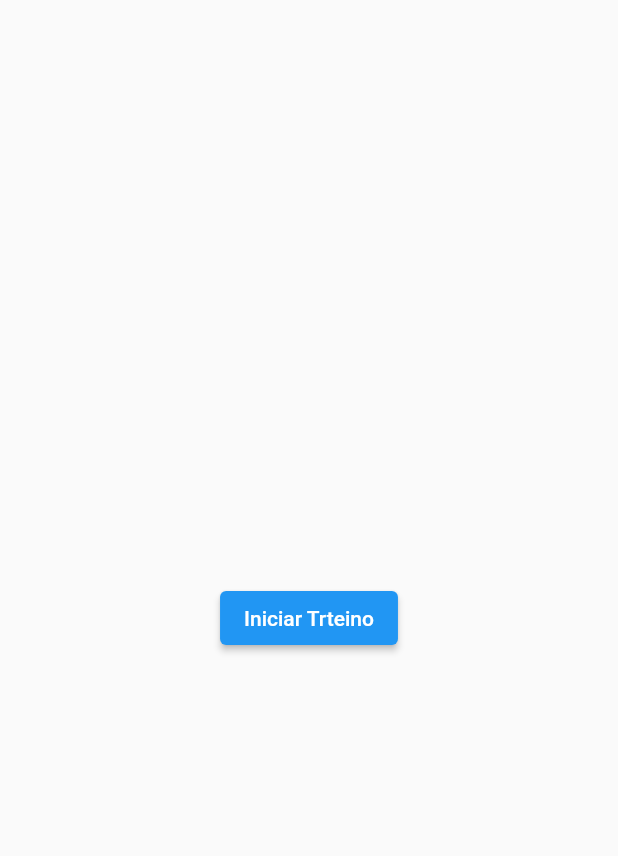
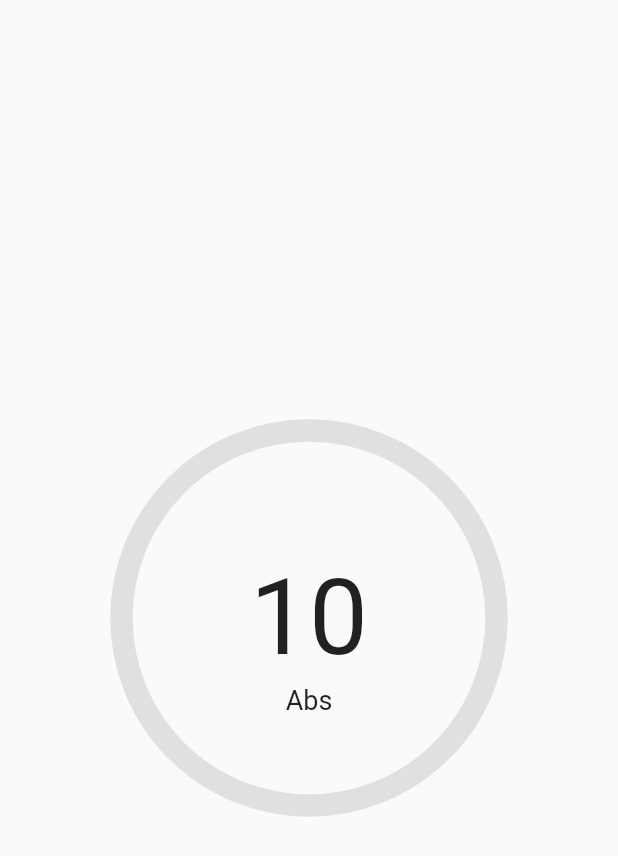
Before and after one commit to jacksonAbrao/training_timer, a Flutter app: the screen it shows after launch, after a tap on "Iniciar Trteino", on a phone screen of 412 x 824 dp. Shown: the top 856 px of the screen. Run offline on Flutter 3.47's test engine with Material 2 defaults, Android fonts, the phone set to English and light mode, and no system bars.

```diff
--- a/lib/controllers/treino_controller.dart
+++ b/lib/controllers/treino_controller.dart
@@ -1,5 +1,6 @@
 import 'package:training_timer/models/treino_model.dart';
 import 'package:training_timer/treino/events/end_event.dart';
+import 'package:training_timer/treino/events/exercicio_event.dart';
 import 'package:training_timer/treino/events/start_event.dart';
 import 'package:training_timer/treino/treino_event.dart';
 
@@ -16,6 +17,10 @@ class TreinoController {
         await Future.delayed(
           const Duration(seconds: 1),
         );
+        yield ExercicioEvent(
+          treino: treino,
+          now: seconds,
+        );
       }
     }
 
--- a/lib/pages/treino_page.dart
+++ b/lib/pages/treino_page.dart
@@ -1,17 +1,65 @@
 import 'package:flutter/material.dart';
+import 'package:training_timer/controllers/treino_controller.dart';
+import 'package:training_timer/models/treino_model.dart';
+import 'package:training_timer/treino/events/end_event.dart';
+import 'package:training_timer/treino/events/exercicio_event.dart';
+import 'package:training_timer/treino/events/start_event.dart';
+import 'package:training_timer/treino/treino_event.dart';
+import 'package:training_timer/ui/widgets/count_down.dart';
 
-class TreinoPage extends StatelessWidget {
+class TreinoPage extends StatefulWidget {
   const TreinoPage({Key? key}) : super(key: key);
+
+  @override
+  State<TreinoPage> createState() => _TreinoPageState();
+}
+
+class _TreinoPageState extends State<TreinoPage> {
+  bool showStartButton = true;
+  late final TreinoController controller;
+  late final Stream<TreinoEvent> treinoStream;
+
+  start() {
+    controller = TreinoController(
+      treinoTimers: [
+        Treino(seconds: 10, name: 'Abs'),
+        Treino(seconds: 10, name: 'Descanso'),
+        Treino(seconds: 10, name: 'Prancha'),
+      ],
+    );
+
+    setState(() {
+      treinoStream = controller.start();
+      showStartButton = false;
+    });
+  }
 
   @override
   Widget build(BuildContext context) {
     return Scaffold(
       body: Center(
-        child: ElevatedButton(
-          child: const Text('Iniciar Trteino'),
-          onPressed: () {},
-        ),
-      ),
+          child: showStartButton
+              ? ElevatedButton(
+                  child: const Text('Iniciar Trteino'),
+                  onPressed: start,
+                )
+              : StreamBuilder(
+                  stream: treinoStream,
+                  builder: (context, AsyncSnapshot<TreinoEvent> snapshot) {
+                    TreinoEvent? event = snapshot.data;
+                    if (snapshot.hasError) {
+                      return const Text('Erro ao carregar o treino');
+                    } else if (event is StartEvent) {
+                      return const Text('Iniciando o treino...');
+                    } else if (event is EndEvent) {
+                      return const Text('Finalizando o treino...');
+                    } else if (event is ExercicioEvent) {
+                      return CountDown(event: event);
+                    }
+
+                    return Container();
+                  },
+                )),
     );
   }
 }
--- /dev/null
+++ b/lib/ui/widgets/count_down.dart
@@ -0,0 +1,51 @@
+import 'package:flutter/material.dart';
+import 'package:training_timer/treino/events/exercicio_event.dart';
+
+class CountDown extends StatelessWidget {
+  final ExercicioEvent event;
+
+  const CountDown({Key? key, required this.event}) : super(key: key);
+
+  getColor(int now, int limit) {
+    double factor = now / limit;
+    if (factor > 0.2) {
+      return Colors.cyan;
+    } else if (factor > 0.1 && factor <= 0.2) {
+      return Colors.yellow[400];
+    } else {
+      return Colors.red[400];
+    }
+  }
+
+  @override
+  Widget build(BuildContext context) {
+    final treino = event.treino;
+
+    return Stack(
+      alignment: Alignment.center,
+      children: [
+        SizedBox(
+          width: 250,
+          height: 250,
+          child: CircularProgressIndicator(
+            value: 1 - (event.now / treino.seconds),
+            strokeWidth: 15,
+            backgroundColor: Colors.grey.shade300,
+            color: getColor(event.now, treino.seconds),
+          ),
+        ),
+        Text(
+          event.now.toString(),
+          style: const TextStyle(fontSize: 70),
+        ),
+        Positioned(
+          bottom: 60,
+          child: Text(
+            event.treino.name.toString(),
+            style: const TextStyle(fontSize: 18),
+          ),
+        ),
+      ],
+    );
+  }
+}
```
